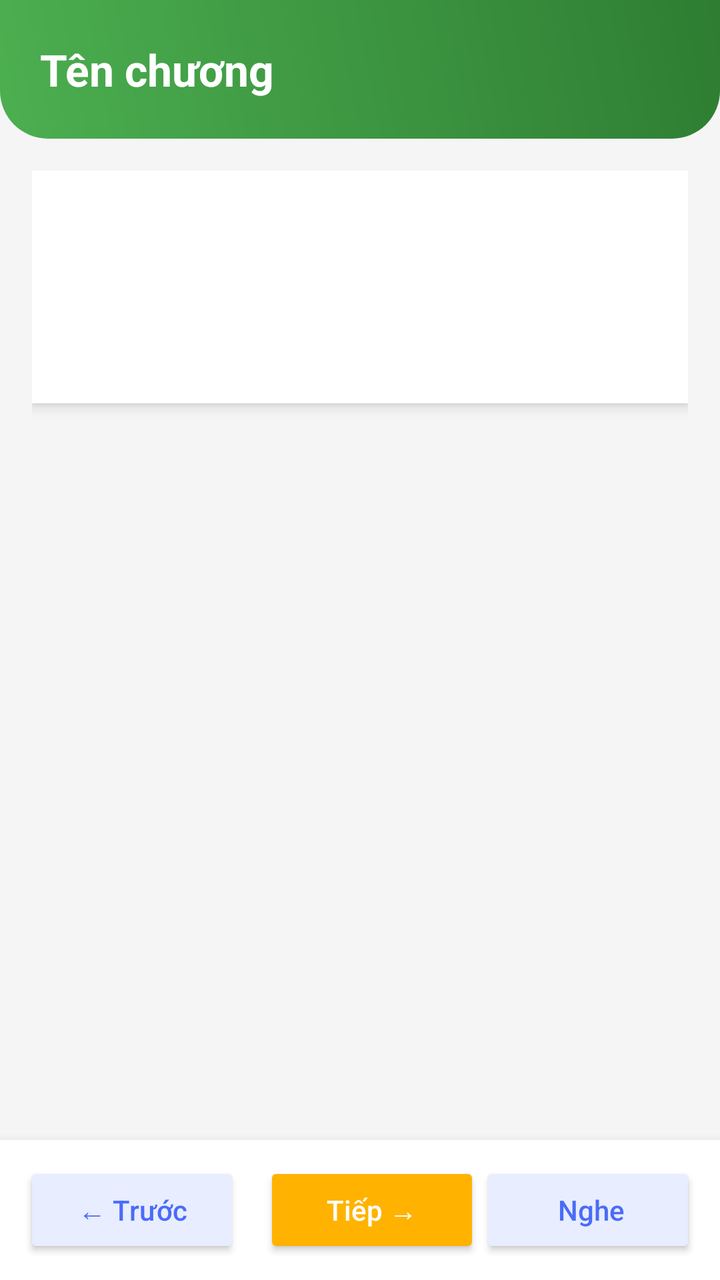
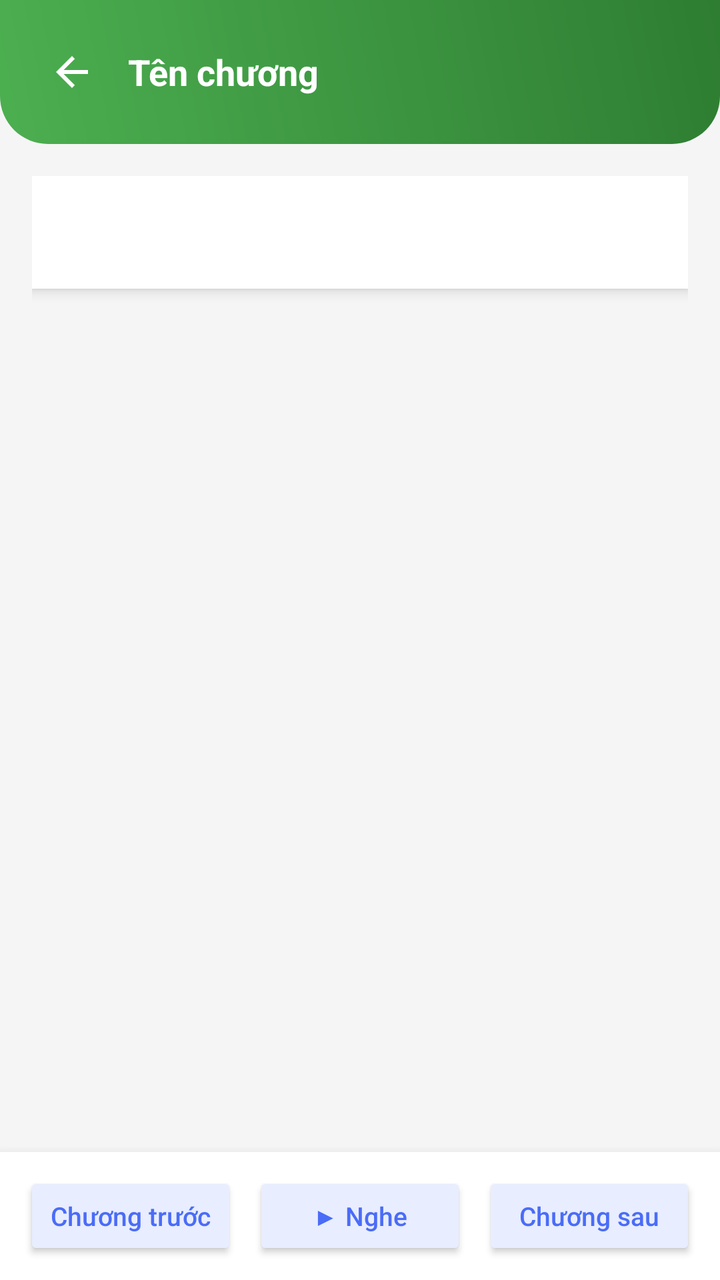

The first picture is an Android layout as it rendered before a commit; the second is the same layout after the commit. The layout source and the unified diff follow.
<!-- AndroidManifest.xml: application theme Theme.LibraryApp -->
<!-- res/layout/fragment_chapter_reader.xml -->
<?xml version="1.0" encoding="utf-8"?>
<LinearLayout
    xmlns:android="http://schemas.android.com/apk/res/android"
    android:layout_width="match_parent"
    android:layout_height="match_parent"
    android:orientation="vertical"
    android:background="@color/background">

    
    <LinearLayout
        android:layout_width="match_parent"
        android:layout_height="wrap_content"
        android:orientation="vertical"
        android:padding="20dp"
        android:background="@drawable/bg_header">

        <TextView
            android:id="@+id/tvChapterTitle"
            android:layout_width="match_parent"
            android:layout_height="wrap_content"
            android:text="Tên chương"
            android:textColor="@android:color/white"
            android:textSize="22sp"
            android:textStyle="bold"/>
    </LinearLayout>

    
    <ScrollView
        android:id="@+id/scrollView"
        android:layout_width="match_parent"
        android:layout_height="0dp"
        android:layout_weight="1"
        android:fillViewport="true">

        <LinearLayout
            android:layout_width="match_parent"
            android:layout_height="wrap_content"
            android:padding="16dp"
            android:orientation="vertical">

            
            <LinearLayout
                android:layout_width="match_parent"
                android:layout_height="wrap_content"
                android:orientation="vertical"
                android:background="@color/surface"
                android:padding="16dp"
                android:elevation="4dp">

                <TextView
                    android:id="@+id/tvChapterContent"
                    android:layout_width="match_parent"
                    android:layout_height="wrap_content"
                    android:textSize="18sp"
                    android:textColor="@color/text_primary"
                    android:lineSpacingExtra="8dp"
                    android:paddingBottom="60dp"/>

            </LinearLayout>

        </LinearLayout>

    </ScrollView>

    
    <LinearLayout
        android:layout_width="match_parent"
        android:layout_height="70dp"
        android:orientation="horizontal"
        android:padding="12dp"
        android:background="@color/surface"
        android:elevation="8dp"
        android:gravity="center">

        <Button
            android:id="@+id/btnPrev"
            android:layout_width="0dp"
            android:layout_height="48dp"
            android:layout_weight="1"
            android:text="← Trước"
            android:textAllCaps="false"
            android:textColor="#4A6CF7"
            android:backgroundTint="#E8EDFF"/>

        <Space
            android:layout_width="12dp"
            android:layout_height="wrap_content" />

        <Button
            android:id="@+id/btnNext"
            android:layout_width="0dp"
            android:layout_height="48dp"
            android:layout_weight="1"
            android:text="Tiếp →"
            android:textAllCaps="false"
            android:textColor="@android:color/white"
            android:backgroundTint="#FFB300"/>

        <Button
            android:id="@+id/btnListen"
            android:layout_width="0dp"
            android:layout_height="48dp"
            android:layout_weight="1"
            android:text=" Nghe"
            android:textAllCaps="false"
            android:textColor="#4A6CF7"
            android:backgroundTint="#E8EDFF"/>

    </LinearLayout>

</LinearLayout>
<!-- resources referenced by this layout -->
<resources>
  <color name="background">#F5F5F5</color>
  <color name="surface">#FFFFFF</color>
  <color name="text_primary">#000000</color>
  <!-- drawable bg_header (drawable) -->
  <?xml version="1.0" encoding="utf-8"?>
  <shape xmlns:android="http://schemas.android.com/apk/res/android">
      <gradient
          android:startColor="#4CAF50"
          android:endColor="#2E7D32"
          android:angle="45"/>
  
      <corners
          android:bottomLeftRadius="24dp"
          android:bottomRightRadius="24dp"/>
  </shape>
  <style name="Theme.LibraryApp" parent="Theme.AppCompat.Light.NoActionBar" />
</resources>

<!-- the commit's change to res/layout/fragment_chapter_reader.xml (unified diff, before → after) -->
@@ -1,6 +1,7 @@
 <?xml version="1.0" encoding="utf-8"?>
 <LinearLayout
     xmlns:android="http://schemas.android.com/apk/res/android"
+    xmlns:app="http://schemas.android.com/apk/res-auto"
     android:layout_width="match_parent"
     android:layout_height="match_parent"
     android:orientation="vertical"
@@ -10,18 +11,33 @@
     <LinearLayout
         android:layout_width="match_parent"
         android:layout_height="wrap_content"
-        android:orientation="vertical"
-        android:padding="20dp"
+        android:orientation="horizontal"
+        android:gravity="center_vertical"
+        android:padding="16dp"
         android:background="@drawable/bg_header">
+
+        
+        <ImageButton
+            android:id="@+id/btnBack"
+            android:layout_width="40dp"
+            android:layout_height="40dp"
+            android:background="@android:color/transparent"
+            android:src="@drawable/ic_arrow_back"
+            app:tint="@android:color/white"
+            android:contentDescription="back" />
 
         <TextView
             android:id="@+id/tvChapterTitle"
-            android:layout_width="match_parent"
+            android:layout_width="0dp"
             android:layout_height="wrap_content"
+            android:layout_weight="1"
             android:text="Tên chương"
             android:textColor="@android:color/white"
-            android:textSize="22sp"
-            android:textStyle="bold"/>
+            android:textSize="18sp"
+            android:textStyle="bold"
+            android:layout_marginStart="8dp"
+            android:ellipsize="end"
+            android:maxLines="1"/>
     </LinearLayout>
 
     
@@ -38,7 +54,6 @@
             android:padding="16dp"
             android:orientation="vertical">
 
-            
             <LinearLayout
                 android:layout_width="match_parent"
                 android:layout_height="wrap_content"
@@ -53,56 +68,59 @@
                     android:layout_height="wrap_content"
                     android:textSize="18sp"
                     android:textColor="@color/text_primary"
-                    android:lineSpacingExtra="8dp"
-                    android:paddingBottom="60dp"/>
+                    android:lineSpacingExtra="8dp"/>
 
             </LinearLayout>
-
         </LinearLayout>
-
     </ScrollView>
 
     
     <LinearLayout
         android:layout_width="match_parent"
-        android:layout_height="70dp"
+        android:layout_height="wrap_content"
         android:orientation="horizontal"
-        android:padding="12dp"
+        android:paddingStart="12dp"
+        android:paddingEnd="12dp"
+        android:paddingTop="10dp"
+        android:paddingBottom="10dp"
         android:background="@color/surface"
         android:elevation="8dp"
-        android:gravity="center">
+        android:gravity="center_vertical">
 
         <Button
             android:id="@+id/btnPrev"
             android:layout_width="0dp"
-            android:layout_height="48dp"
+            android:layout_height="44dp"
             android:layout_weight="1"
-            android:text="← Trước"
+            android:text="Chương trước"
             android:textAllCaps="false"
+            android:textSize="13sp"
             android:textColor="#4A6CF7"
             android:backgroundTint="#E8EDFF"/>
 
-        <Space
-            android:layout_width="12dp"
-            android:layout_height="wrap_content" />
+        <Space android:layout_width="8dp" android:layout_height="wrap_content"/>
+
+        <Button
+            android:id="@+id/btnListen"
+            android:layout_width="0dp"
+            android:layout_height="44dp"
+            android:layout_weight="1"
+            android:text="▶ Nghe"
+            android:textAllCaps="false"
+            android:textSize="13sp"
+            android:textColor="#4A6CF7"
+            android:backgroundTint="#E8EDFF"/>
+
+        <Space android:layout_width="8dp" android:layout_height="wrap_content"/>
 
         <Button
             android:id="@+id/btnNext"
             android:layout_width="0dp"
-            android:layout_height="48dp"
+            android:layout_height="44dp"
             android:layout_weight="1"
-            android:text="Tiếp →"
+            android:text="Chương sau"
             android:textAllCaps="false"
-            android:textColor="@android:color/white"
-            android:backgroundTint="#FFB300"/>
-
-        <Button
-            android:id="@+id/btnListen"
-            android:layout_width="0dp"
-            android:layout_height="48dp"
-            android:layout_weight="1"
-            android:text=" Nghe"
-            android:textAllCaps="false"
+            android:textSize="13sp"
             android:textColor="#4A6CF7"
             android:backgroundTint="#E8EDFF"/>
 
<!-- resource entries referenced after the edit -->
@@ -15,6 +15,12 @@
           android:bottomLeftRadius="24dp"
           android:bottomRightRadius="24dp"/>
   </shape>
+  <!-- drawable ic_arrow_back (drawable) -->
+  <vector xmlns:android="http://schemas.android.com/apk/res/android" android:autoMirrored="true" android:height="24dp" android:tint="#000000" android:viewportHeight="24" android:viewportWidth="24" android:width="24dp">
+        
+      <path android:fillColor="@android:color/white" android:pathData="M20,11H7.83l5.59,-5.59L12,4l-8,8 8,8 1.41,-1.41L7.83,13H20v-2z"/>
+      
+  </vector>
   <style name="Theme.LibraryApp" parent="Theme.AppCompat.Light.NoActionBar" />
 </resources>
 
